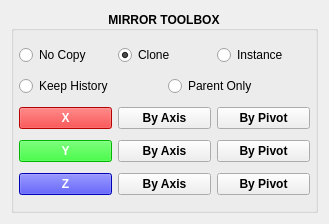
This is src/developer/main/polytools/mirrortools/ui/mirrorUI.ui in code-google-com/mayatools as Qt 5 draws it before an edit. The edited form follows.
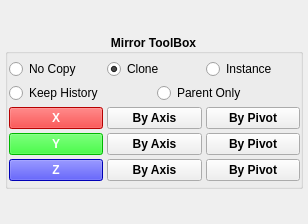
This is the edited form.

```diff
--- a/src/developer/main/polytools/mirrortools/ui/mirrorUI.ui
+++ b/src/developer/main/polytools/mirrortools/ui/mirrorUI.ui
@@ -6,7 +6,7 @@
    <rect>
     <x>0</x>
     <y>0</y>
-    <width>329</width>
+    <width>308</width>
     <height>224</height>
    </rect>
   </property>
@@ -14,6 +14,15 @@
    <string>Form</string>
   </property>
   <layout class="QVBoxLayout" name="verticalLayout">
+   <property name="spacing">
+    <number>3</number>
+   </property>
+   <property name="sizeConstraint">
+    <enum>QLayout::SetMinimumSize</enum>
+   </property>
+   <property name="margin">
+    <number>5</number>
+   </property>
    <item>
     <widget class="QGroupBox" name="groupBox_2">
      <property name="font">
@@ -23,7 +32,7 @@
       </font>
      </property>
      <property name="title">
-      <string>MIRROR TOOLBOX</string>
+      <string>Mirror ToolBox</string>
      </property>
      <property name="alignment">
       <set>Qt::AlignCenter</set>
@@ -38,14 +47,29 @@
       <bool>false</bool>
      </property>
      <layout class="QVBoxLayout" name="verticalLayout_4">
+      <property name="spacing">
+       <number>4</number>
+      </property>
+      <property name="sizeConstraint">
+       <enum>QLayout::SetMinAndMaxSize</enum>
+      </property>
       <property name="leftMargin">
+       <number>1</number>
+      </property>
+      <property name="topMargin">
        <number>5</number>
       </property>
       <property name="rightMargin">
+       <number>0</number>
+      </property>
+      <property name="bottomMargin">
        <number>5</number>
       </property>
       <item>
        <layout class="QHBoxLayout" name="horizontalLayout_8">
+        <property name="sizeConstraint">
+         <enum>QLayout::SetMinimumSize</enum>
+        </property>
         <item>
          <widget class="QRadioButton" name="rdbNoClone">
           <property name="font">
@@ -95,6 +119,9 @@
       </item>
       <item>
        <layout class="QHBoxLayout" name="horizontalLayout_17">
+        <property name="sizeConstraint">
+         <enum>QLayout::SetMinimumSize</enum>
+        </property>
         <item>
          <widget class="QRadioButton" name="rdbKeepHistory">
           <property name="font">
@@ -131,6 +158,9 @@
       </item>
       <item>
        <layout class="QHBoxLayout" name="horizontalLayout_9">
+        <property name="sizeConstraint">
+         <enum>QLayout::SetMinimumSize</enum>
+        </property>
         <item>
          <widget class="QPushButton" name="btnMirrorU">
           <property name="sizePolicy">
@@ -187,6 +217,9 @@
       </item>
       <item>
        <layout class="QHBoxLayout" name="horizontalLayout_10">
+        <property name="sizeConstraint">
+         <enum>QLayout::SetMinimumSize</enum>
+        </property>
         <item>
          <widget class="QPushButton" name="pushButton_7">
           <property name="sizePolicy">
@@ -243,6 +276,9 @@
       </item>
       <item>
        <layout class="QHBoxLayout" name="horizontalLayout_11">
+        <property name="sizeConstraint">
+         <enum>QLayout::SetMinimumSize</enum>
+        </property>
         <item>
          <widget class="QPushButton" name="btnMirrorV">
           <property name="sizePolicy">
```
